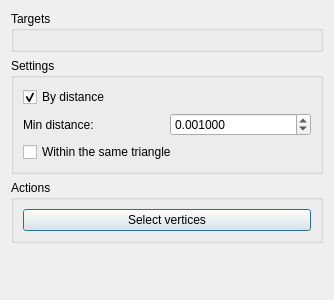
This is Select/UI/noraSelectByVertexInfoWidget.ui in AnonCountercurrent/NoraMayaTrivialTools as Qt 5 draws it before an edit. The edited form follows.
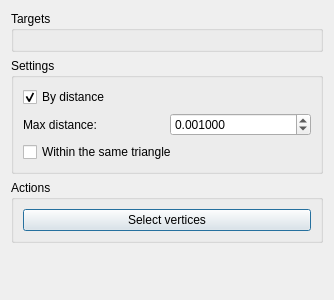
This is the edited form.

Diff of the .ui file:
```diff
--- a/Select/UI/noraSelectByVertexInfoWidget.ui
+++ b/Select/UI/noraSelectByVertexInfoWidget.ui
@@ -51,7 +51,7 @@
         <item>
          <widget class="QLabel" name="label">
           <property name="text">
-           <string>Min distance:</string>
+           <string>Max distance:</string>
           </property>
          </widget>
         </item>
```
